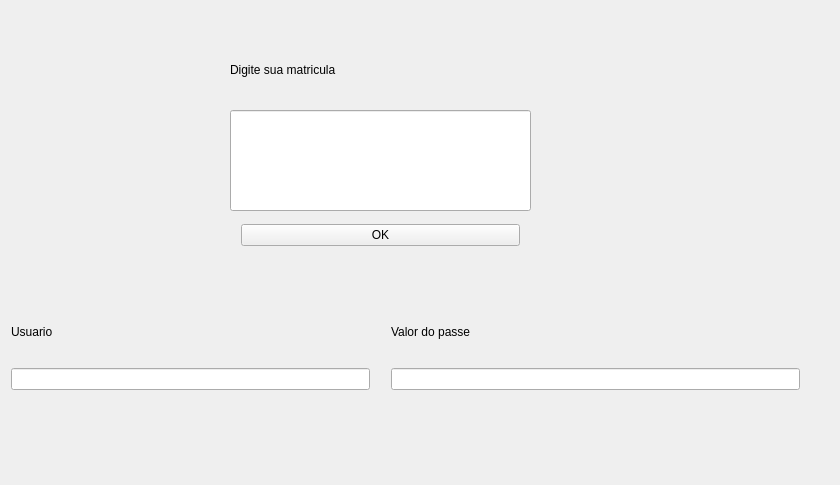
The window that smartphone_app/mainwindow.ui (EEL7323/chewbacca) describes before a commit, drawn with Qt 5.
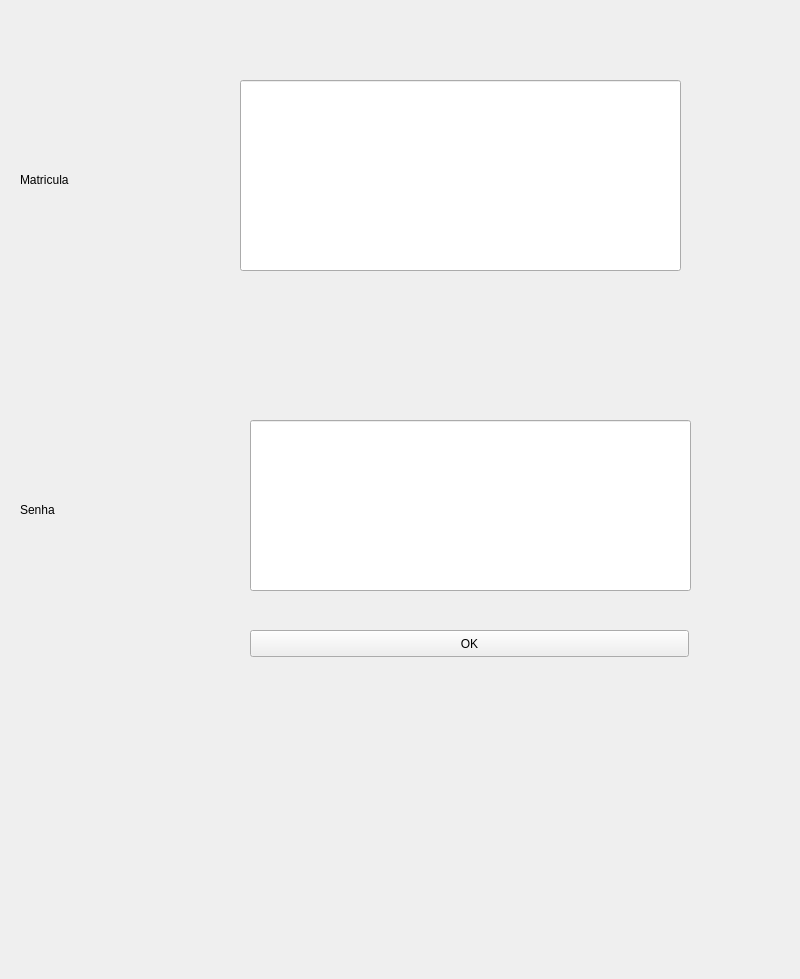
The same window after the commit.

What changed in the file:
```diff
--- a/smartphone_app/mainwindow.ui
+++ b/smartphone_app/mainwindow.ui
@@ -6,100 +6,73 @@
    <rect>
     <x>0</x>
     <y>0</y>
-    <width>840</width>
-    <height>485</height>
+    <width>800</width>
+    <height>979</height>
    </rect>
   </property>
   <property name="windowTitle">
    <string>MainWindow</string>
   </property>
   <widget class="QWidget" name="centralWidget">
-   <widget class="QWidget" name="layoutWidget_3">
-    <property name="geometry">
-     <rect>
-      <x>0</x>
-      <y>290</y>
-      <width>381</width>
-      <height>111</height>
-     </rect>
-    </property>
-    <layout class="QVBoxLayout" name="verticalLayout_3">
-     <item>
-      <widget class="QLabel" name="label_2">
-       <property name="text">
-        <string>Usuario</string>
-       </property>
-      </widget>
-     </item>
-     <item>
-      <widget class="QLineEdit" name="usuario_text"/>
-     </item>
-    </layout>
-   </widget>
-   <widget class="QWidget" name="layoutWidget">
-    <property name="geometry">
-     <rect>
-      <x>230</x>
-      <y>180</y>
-      <width>301</width>
-      <height>111</height>
-     </rect>
-    </property>
-    <layout class="QVBoxLayout" name="verticalLayout_2">
-     <item>
-      <widget class="QPushButton" name="Mat_ok">
-       <property name="text">
-        <string>OK</string>
-       </property>
-      </widget>
-     </item>
-    </layout>
-   </widget>
-   <widget class="QWidget" name="layoutWidget_2">
-    <property name="geometry">
-     <rect>
-      <x>380</x>
-      <y>290</y>
-      <width>431</width>
-      <height>111</height>
-     </rect>
-    </property>
-    <layout class="QVBoxLayout" name="verticalLayout_4">
-     <item>
-      <widget class="QLabel" name="label_3">
-       <property name="text">
-        <string>Valor do passe</string>
-       </property>
-      </widget>
-     </item>
-     <item>
-      <widget class="QLineEdit" name="passe_text"/>
-     </item>
-    </layout>
-   </widget>
-   <widget class="QLabel" name="label">
-    <property name="geometry">
-     <rect>
-      <x>230</x>
-      <y>30</y>
-      <width>299</width>
-      <height>80</height>
-     </rect>
-    </property>
-    <property name="text">
-     <string>Digite sua matricula</string>
-    </property>
-   </widget>
    <widget class="QLineEdit" name="Dig_mat">
     <property name="geometry">
      <rect>
-      <x>230</x>
-      <y>110</y>
-      <width>301</width>
-      <height>101</height>
+      <x>240</x>
+      <y>80</y>
+      <width>441</width>
+      <height>191</height>
      </rect>
     </property>
    </widget>
+   <widget class="QLabel" name="label_2">
+    <property name="geometry">
+     <rect>
+      <x>20</x>
+      <y>470</y>
+      <width>231</width>
+      <height>80</height>
+     </rect>
+    </property>
+    <property name="text">
+     <string>Senha</string>
+    </property>
+   </widget>
+   <widget class="QLabel" name="label">
+    <property name="geometry">
+     <rect>
+      <x>20</x>
+      <y>140</y>
+      <width>211</width>
+      <height>80</height>
+     </rect>
+    </property>
+    <property name="text">
+     <string>Matricula</string>
+    </property>
+   </widget>
+   <widget class="QLineEdit" name="Dig_sen">
+    <property name="geometry">
+     <rect>
+      <x>250</x>
+      <y>420</y>
+      <width>441</width>
+      <height>171</height>
+     </rect>
+    </property>
+   </widget>
+   <widget class="QPushButton" name="Mat_ok">
+    <property name="geometry">
+     <rect>
+      <x>250</x>
+      <y>630</y>
+      <width>439</width>
+      <height>27</height>
+     </rect>
+    </property>
+    <property name="text">
+     <string>OK</string>
+    </property>
+   </widget>
   </widget>
  </widget>
  <layoutdefault spacing="6" margin="11"/>
```
